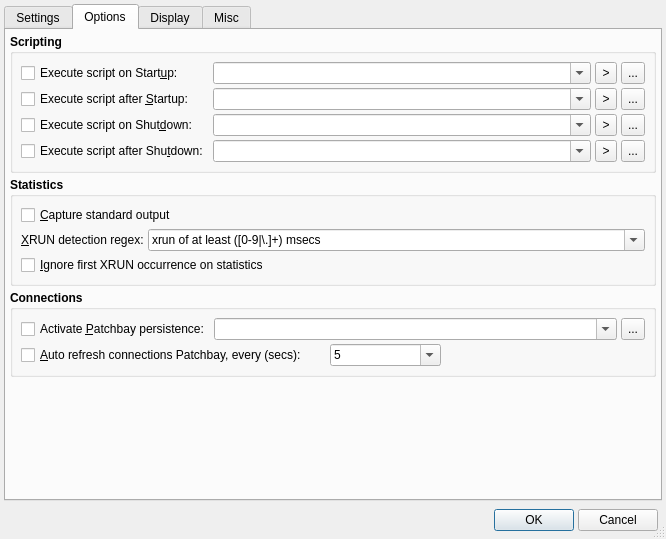
Old version of the form src/qjackctlSetupForm.ui in the repository eurogiciel-oss/qjackctl.
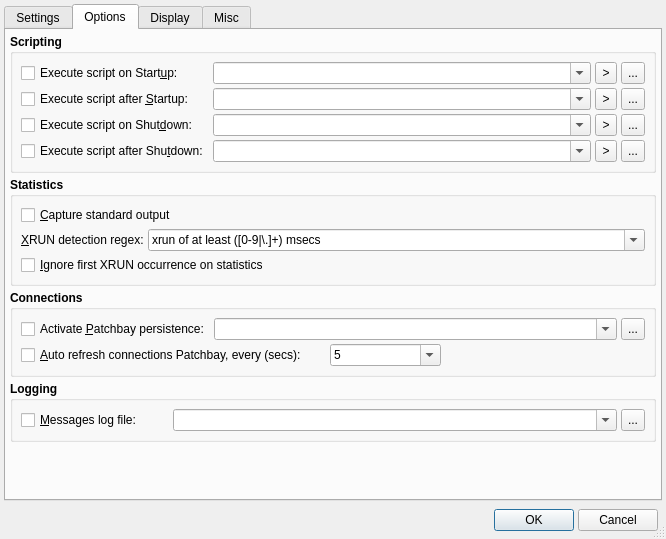
New version of the form. The open tabs and pages were chosen to show the change. Icons and pictures are not drawn.

Commit message: - Messages file logging makes its first long overdue appearance,   with user configurable settings in Setup/Options/Logging.

```diff
--- a/src/qjackctlSetupForm.ui
+++ b/src/qjackctlSetupForm.ui
@@ -2707,6 +2707,104 @@
          </layout>
         </widget>
        </item>
+       <item>
+        <widget class="QGroupBox" name="LoggingGroupBox" >
+         <property name="font" >
+          <font>
+           <weight>75</weight>
+           <bold>true</bold>
+          </font>
+         </property>
+         <property name="title" >
+          <string>Logging</string>
+         </property>
+         <property name="flat" >
+          <bool>true</bool>
+         </property>
+         <layout class="QGridLayout" >
+          <property name="margin" >
+           <number>8</number>
+          </property>
+          <property name="spacing" >
+           <number>4</number>
+          </property>
+          <item row="0" column="1" colspan="3" >
+           <widget class="QComboBox" name="MessagesLogPathComboBox" >
+            <property name="sizePolicy" >
+             <sizepolicy>
+              <hsizetype>7</hsizetype>
+              <vsizetype>0</vsizetype>
+              <horstretch>0</horstretch>
+              <verstretch>0</verstretch>
+             </sizepolicy>
+            </property>
+            <property name="font" >
+             <font>
+              <weight>50</weight>
+              <bold>false</bold>
+             </font>
+            </property>
+            <property name="toolTip" >
+             <string>Messages log file</string>
+            </property>
+            <property name="editable" >
+             <bool>true</bool>
+            </property>
+           </widget>
+          </item>
+          <item row="0" column="4" >
+           <widget class="QToolButton" name="MessagesLogPathToolButton" >
+            <property name="minimumSize" >
+             <size>
+              <width>22</width>
+              <height>22</height>
+             </size>
+            </property>
+            <property name="maximumSize" >
+             <size>
+              <width>24</width>
+              <height>24</height>
+             </size>
+            </property>
+            <property name="font" >
+             <font>
+              <weight>50</weight>
+              <bold>false</bold>
+             </font>
+            </property>
+            <property name="focusPolicy" >
+             <enum>Qt::TabFocus</enum>
+            </property>
+            <property name="toolTip" >
+             <string>Browse for the messages log file location</string>
+            </property>
+            <property name="text" >
+             <string>...</string>
+            </property>
+           </widget>
+          </item>
+          <item row="0" column="0" >
+           <widget class="QCheckBox" name="MessagesLogCheckBox" >
+            <property name="font" >
+             <font>
+              <weight>50</weight>
+              <bold>false</bold>
+             </font>
+            </property>
+            <property name="toolTip" >
+             <string>Whether to activate a messages logging to file.</string>
+            </property>
+            <property name="text" >
+             <string>&amp;Messages log file:</string>
+            </property>
+            <property name="shortcut" >
+             <string>Alt+M</string>
+            </property>
+           </widget>
+          </item>
+         </layout>
+        </widget>
+       </item>
        <item>
         <spacer>
          <property name="orientation" >
```
Left out of the diff: 3 changed lines with no effect on the pictures. The commit also changes 12 other files.
